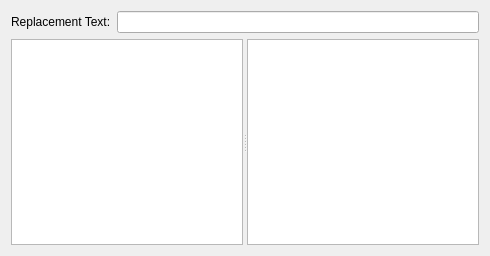
Qt form testsearchreplacewidget.ui (aelliott/expressioneditor) before a commit.
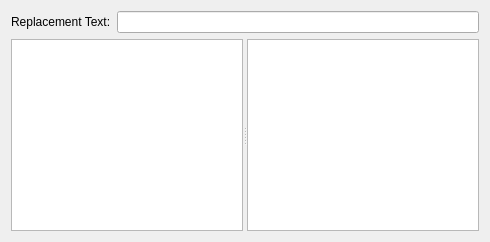
The same form after that commit.

What changed in the file:
```diff
--- a/testsearchreplacewidget.ui
+++ b/testsearchreplacewidget.ui
@@ -7,7 +7,7 @@
     <x>0</x>
     <y>0</y>
     <width>490</width>
-    <height>256</height>
+    <height>232</height>
    </rect>
   </property>
   <property name="windowTitle">
```
